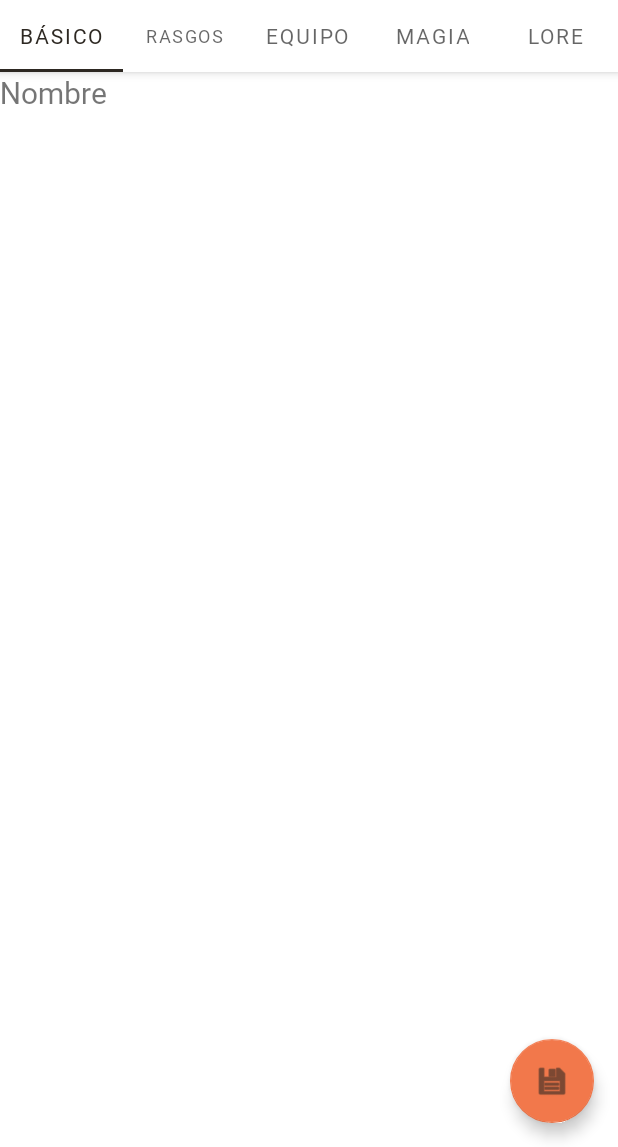
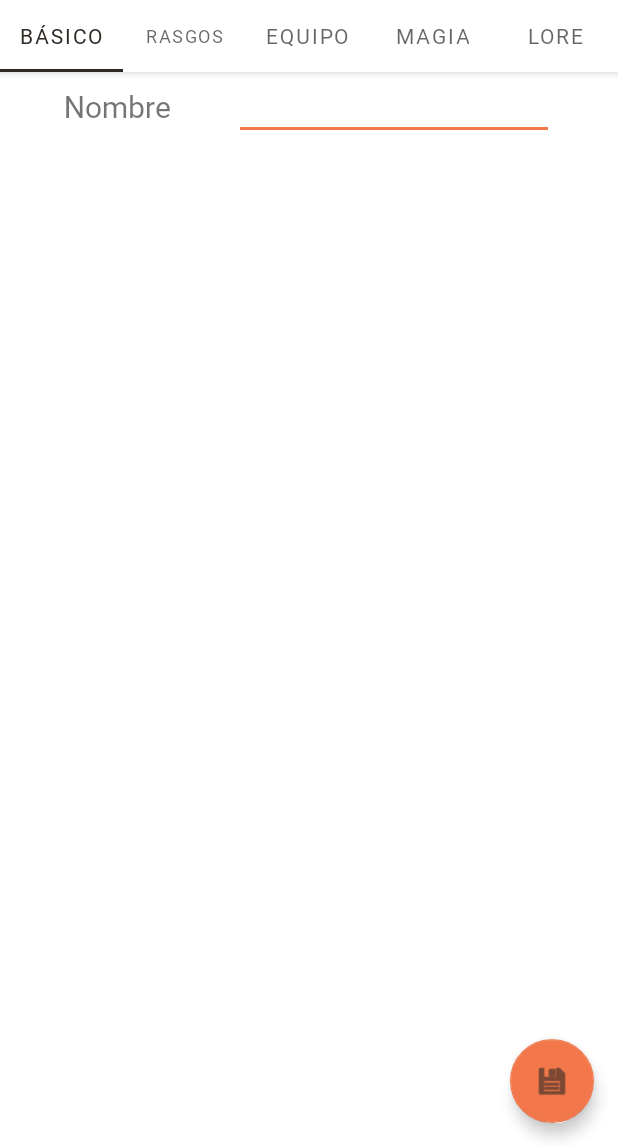
Before and after one commit to mcas2/OpenRol, an Android app: the DnDCharFragment1 screen opened directly, with no data from a screen before it, on a phone screen of 412 x 824 dp, the part 89-1236 px from its top. Run offline under Robolectric (Android 15) with nearby library versions, the phone set to English and light mode, and no system bars.

Commit message:
some things

```diff
--- a/app/src/main/res/layout/fragment_dnd_1.xml
+++ b/app/src/main/res/layout/fragment_dnd_1.xml
@@ -1,12 +1,39 @@
 <?xml version="1.0" encoding="utf-8"?>
 <ScrollView xmlns:android="http://schemas.android.com/apk/res/android"
+    xmlns:app="http://schemas.android.com/apk/res-auto"
+    xmlns:tools="http://schemas.android.com/tools"
     android:layout_width="match_parent"
-    android:layout_height="match_parent">
+    android:layout_height="match_parent"
+    >
 
-    <TextView
-        android:layout_width="wrap_content"
-        android:layout_height="wrap_content"
-        android:text="Nombre"
-        android:textSize="20sp" />
+    <androidx.constraintlayout.widget.ConstraintLayout
+        android:layout_width="match_parent"
+        android:layout_height="wrap_content">
+
+        <TextView
+            android:id="@+id/plaintTextName"
+            android:layout_width="wrap_content"
+            android:layout_height="wrap_content"
+            android:text="Nombre"
+            android:textSize="20sp"
+            app:layout_constraintBottom_toBottomOf="parent"
+            app:layout_constraintEnd_toStartOf="@+id/charName"
+            app:layout_constraintStart_toStartOf="parent"
+            app:layout_constraintTop_toTopOf="parent" />
+
+        <EditText
+            android:id="@+id/charName"
+            android:layout_width="wrap_content"
+            android:layout_height="wrap_content"
+            android:ems="10"
+            android:text="@string/characterName"
+            app:layout_constraintBottom_toBottomOf="@+id/plaintTextName"
+            app:layout_constraintEnd_toEndOf="parent"
+            app:layout_constraintStart_toEndOf="@+id/plaintTextName"
+            app:layout_constraintTop_toTopOf="@+id/plaintTextName" />
+
+    </androidx.constraintlayout.widget.ConstraintLayout>
+
+
 
 </ScrollView>
--- a/app/src/main/res/values/strings.xml
+++ b/app/src/main/res/values/strings.xml
@@ -7,4 +7,6 @@
     <string name="tab_text_4">Magia</string>
     <string name="tab_text_5">Lore</string>
     <string name="title_activity_dn_dcharacters">DnDCharacters</string>
+
+    <string name="characterName"></string>
 </resources>
```
